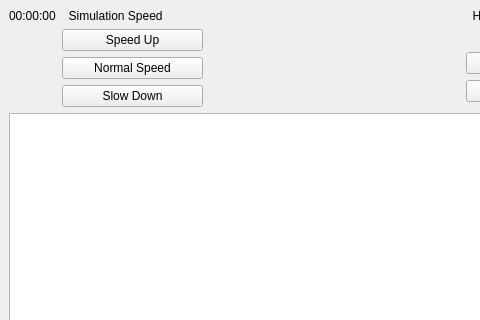
Before: the Qt Designer form mainwindow.ui in expers-vis/ICP, drawn with Qt 5; both pictures show x 0 to 480 and y 0 to 320 of the 1132 by 655 pixel window.
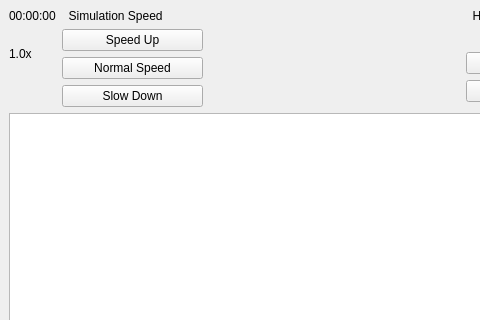
After: the same form once the commit is applied.

```diff
--- a/mainwindow.ui
+++ b/mainwindow.ui
@@ -35,6 +35,13 @@
           </property>
          </widget>
         </item>
+        <item>
+         <widget class="QLabel" name="timeSpeedlabel">
+          <property name="text">
+           <string>1.0x</string>
+          </property>
+         </widget>
+        </item>
         <item>
          <spacer name="verticalSpacer_2">
           <property name="orientation">
```
